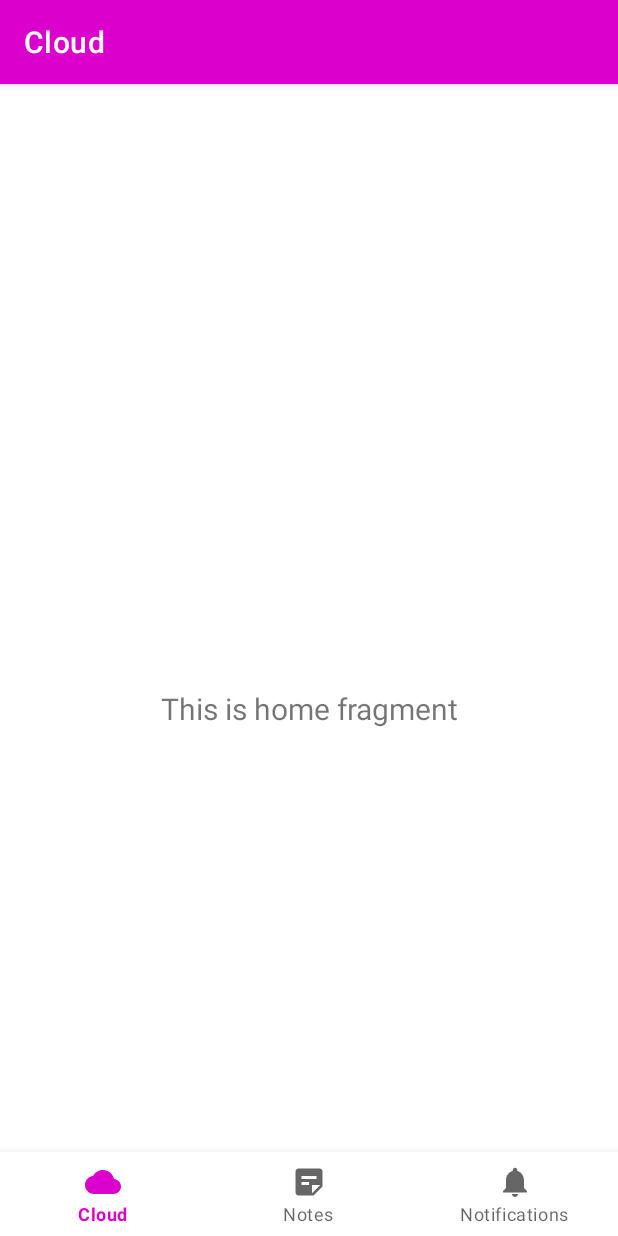
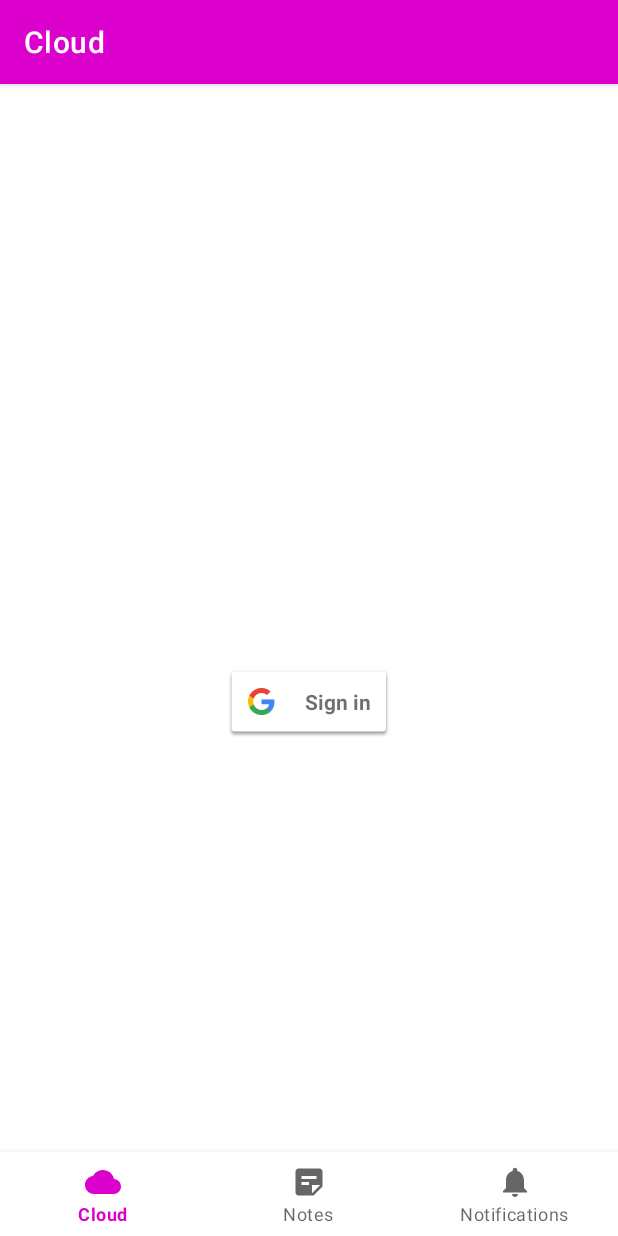
Before and after one commit to rojasruiz/CoolNotes, an Android app: the HomeFragment screen opened through its navigation route, on a phone screen of 412 x 824 dp. Run offline under Robolectric (Android 15) with nearby library versions, the phone set to English and light mode, and no system bars; our stand-ins replace Firebase (no records; nobody signed in at launch, a user with empty details on screens opened directly), navigation-ui; libraries missing offline, so code that uses them is left out: jp.wasabeef.recyclerview; 1 statement that could not run was skipped.

Commit message:
"Log in with Google" functionality fully implemented

```diff
--- a/app/build.gradle
+++ b/app/build.gradle
@@ -1,5 +1,6 @@
 plugins {
     id 'com.android.application'
+    id 'com.google.gms.google-services'
 }
 
 android {
@@ -40,8 +41,14 @@ dependencies {
     implementation 'androidx.navigation:navigation-fragment:2.3.5'
     implementation 'androidx.navigation:navigation-ui:2.3.5'
     implementation 'jp.wasabeef:recyclerview-animators:+'
+    implementation 'com.google.android.gms:play-services-base:18.0.1'
+    implementation 'com.google.android.gms:play-services-auth:20.1.0'
+    implementation 'androidx.legacy:legacy-support-v4:1.0.0'
+    implementation 'com.google.firebase:firebase-auth:21.0.1'
     testImplementation 'junit:junit:4.13.2'
     androidTestImplementation 'androidx.test.ext:junit:1.1.3'
     androidTestImplementation 'androidx.test.espresso:espresso-core:3.4.0'
+    implementation platform('com.google.firebase:firebase-bom:29.1.0')
+    implementation 'com.google.firebase:firebase-analytics'
 
 }
--- a/app/src/main/java/com/alejandro/coolnotes/MainActivity.java
+++ b/app/src/main/java/com/alejandro/coolnotes/MainActivity.java
@@ -2,6 +2,9 @@ package com.alejandro.coolnotes;
 
 import android.os.Bundle;
 
+import com.google.android.gms.auth.api.signin.GoogleSignIn;
+import com.google.android.gms.auth.api.signin.GoogleSignInClient;
+import com.google.android.gms.auth.api.signin.GoogleSignInOptions;
 import com.google.android.material.bottomnavigation.BottomNavigationView;
 
 import androidx.appcompat.app.AppCompatActivity;
@@ -15,6 +18,8 @@ import com.alejandro.coolnotes.databinding.ActivityMainBinding;
 public class MainActivity extends AppCompatActivity {
 
     private ActivityMainBinding binding;
+    private GoogleSignInOptions gso;
+    private GoogleSignInClient mGoogleSignInClient;
 
     @Override
     protected void onCreate(Bundle savedInstanceState) {
@@ -32,6 +37,20 @@ public class MainActivity extends AppCompatActivity {
         NavController navController = Navigation.findNavController(this, R.id.nav_host_fragment_activity_main);
         NavigationUI.setupActionBarWithNavController(this, navController, appBarConfiguration);
         NavigationUI.setupWithNavController(binding.navView, navController);
+
+        gso = new GoogleSignInOptions.Builder(GoogleSignInOptions.DEFAULT_SIGN_IN)
+                .requestEmail()
+                .build();
+        mGoogleSignInClient = GoogleSignIn.getClient(this, gso);
+
+
     }
 
+    public GoogleSignInOptions getGso() {
+        return gso;
+    }
+
+    public GoogleSignInClient getmGoogleSignInClient() {
+        return mGoogleSignInClient;
+    }
 }
--- a/app/src/main/java/com/alejandro/coolnotes/ui/home/HomeFragment.java
+++ b/app/src/main/java/com/alejandro/coolnotes/ui/home/HomeFragment.java
@@ -1,20 +1,39 @@
 package com.alejandro.coolnotes.ui.home;
 
+import android.content.Intent;
 import android.os.Bundle;
 import android.view.LayoutInflater;
 import android.view.View;
 import android.view.ViewGroup;
+import android.widget.LinearLayout;
 import android.widget.TextView;
 
 import androidx.annotation.NonNull;
 import androidx.fragment.app.Fragment;
 import androidx.lifecycle.ViewModelProvider;
 
+import com.alejandro.coolnotes.MainActivity;
+import com.alejandro.coolnotes.R;
 import com.alejandro.coolnotes.databinding.FragmentHomeBinding;
+import com.google.android.gms.auth.api.signin.GoogleSignIn;
+import com.google.android.gms.auth.api.signin.GoogleSignInAccount;
+import com.google.android.gms.auth.api.signin.GoogleSignInClient;
+import com.google.android.gms.auth.api.signin.GoogleSignInOptions;
+import com.google.android.gms.common.SignInButton;
+import com.google.android.gms.common.api.ApiException;
+import com.google.android.gms.tasks.Task;
+import com.google.firebase.auth.FirebaseAuth;
 
 public class HomeFragment extends Fragment {
 
     private FragmentHomeBinding binding;
+    private GoogleSignInOptions gso;
+    private GoogleSignInClient mGoogleSignInClient;
+    private SignInButton signInButton;
+    private final int RC_SIGN_IN = 1;
+    private LinearLayout linearLogged;
+    private LinearLayout linearNotLogged;
+    private TextView tvLogged;
 
     public View onCreateView(@NonNull LayoutInflater inflater,
                              ViewGroup container, Bundle savedInstanceState) {
@@ -24,9 +43,43 @@ public class HomeFragment extends Fragment {
         binding = FragmentHomeBinding.inflate(inflater, container, false);
         View root = binding.getRoot();
 
-        final TextView textView = binding.textHome;
-        homeViewModel.getText().observe(getViewLifecycleOwner(), textView::setText);
+
         return root;
+    }
+
+    @Override
+    public void onStart() {
+        super.onStart();
+        MainActivity main = (MainActivity) getActivity();
+        gso = main.getGso();
+        mGoogleSignInClient = main.getmGoogleSignInClient();
+        linearLogged = getView().findViewById(R.id.loggin_logged);
+        linearNotLogged = getView().findViewById(R.id.loggin_not_logged);
+
+        GoogleSignInAccount account = GoogleSignIn.getLastSignedInAccount(getContext());
+        updateUI(account);
+    }
+
+    private void updateUI(GoogleSignInAccount account) {
+        if (account != null) {
+            linearNotLogged.setVisibility(View.GONE);
+            linearLogged.setVisibility(View.VISIBLE);
+
+            tvLogged = getView().findViewById(R.id.account_logged);
+            tvLogged.setText("You're logged with " + account.getEmail());
+
+        } else {
+            linearLogged.setVisibility(View.GONE);
+            signInButton = binding.getRoot().findViewById(R.id.sign_in_button);
+            signInButton.setOnClickListener(new View.OnClickListener() {
+                @Override
+                public void onClick(View v) {
+                    signIn();
+
+                }
+            });
+        }
+
     }
 
     @Override
@@ -34,4 +87,35 @@ public class HomeFragment extends Fragment {
         super.onDestroyView();
         binding = null;
     }
+
+    @Override
+    public void onActivityResult(int requestCode, int resultCode, Intent data) {
+        super.onActivityResult(requestCode, resultCode, data);
+
+        // Result returned from launching the Intent from GoogleSignInClient.getSignInIntent(...);
+        if (requestCode == RC_SIGN_IN) {
+            // The Task returned from this call is always completed, no need to attach
+            // a listener.
+            Task<GoogleSignInAccount> task = GoogleSignIn.getSignedInAccountFromIntent(data);
+            handleSignInResult(task);
+        }
+    }
+
+    private void handleSignInResult(Task<GoogleSignInAccount> completedTask) {
+        try {
+            GoogleSignInAccount account = completedTask.getResult(ApiException.class);
+
+            // Signed in successfully, show authenticated UI.
+            updateUI(account);
+        } catch (ApiException e) {
+            // The ApiException status code indicates the detailed failure reason.
+            // Please refer to the GoogleSignInStatusCodes class reference for more information.
+            updateUI(null);
+        }
+    }
+
+    private void signIn() {
+        Intent signInIntent = mGoogleSignInClient.getSignInIntent();
+        startActivityForResult(signInIntent, RC_SIGN_IN);
+    }
 }
--- a/app/src/main/java/com/alejandro/coolnotes/ui/home/HomeViewModel.java
+++ b/app/src/main/java/com/alejandro/coolnotes/ui/home/HomeViewModel.java
@@ -6,14 +6,8 @@ import androidx.lifecycle.ViewModel;
 
 public class HomeViewModel extends ViewModel {
 
-    private final MutableLiveData<String> mText;
+    public HomeViewModel() {
 
-    public HomeViewModel() {
-        mText = new MutableLiveData<>();
-        mText.setValue("This is home fragment");
     }
 
-    public LiveData<String> getText() {
-        return mText;
-    }
 }
--- a/app/src/main/res/layout/fragment_home.xml
+++ b/app/src/main/res/layout/fragment_home.xml
@@ -4,19 +4,40 @@
     xmlns:tools="http://schemas.android.com/tools"
     android:layout_width="match_parent"
     android:layout_height="match_parent"
-    tools:context=".ui.home.HomeFragment">
+    tools:context=".ui.home.HomeFragment"
+    android:id="@+id/layout_login">
 
-    <TextView
-        android:id="@+id/text_home"
+
+    <LinearLayout
         android:layout_width="match_parent"
-        android:layout_height="wrap_content"
-        android:layout_marginStart="8dp"
-        android:layout_marginTop="8dp"
-        android:layout_marginEnd="8dp"
-        android:textAlignment="center"
-        android:textSize="20sp"
-        app:layout_constraintBottom_toBottomOf="parent"
-        app:layout_constraintEnd_toEndOf="parent"
-        app:layout_constraintStart_toStartOf="parent"
-        app:layout_constraintTop_toTopOf="parent" />
+        android:layout_height="match_parent"
+        android:orientation="vertical"
+        android:gravity="center"
+        android:id="@+id/loggin_not_logged">
+
+        <com.google.android.gms.common.SignInButton
+            android:id="@+id/sign_in_button"
+            android:layout_width="wrap_content"
+            android:layout_height="wrap_content"
+            app:layout_constraintBottom_toBottomOf="parent"
+            app:layout_constraintEnd_toEndOf="parent"
+            app:layout_constraintStart_toStartOf="parent"
+            app:layout_constraintTop_toTopOf="parent" />
+    </LinearLayout>
+
+    <LinearLayout
+        android:layout_width="match_parent"
+        android:layout_height="match_parent"
+        android:orientation="vertical"
+        android:gravity="center"
+        android:id="@+id/loggin_logged">
+
+        <TextView
+            android:layout_width="match_parent"
+            android:layout_height="wrap_content"
+            android:id="@+id/account_logged"
+            android:text="Logged account"
+            android:textAlignment="center"/>
+
+    </LinearLayout>
 </androidx.constraintlayout.widget.ConstraintLayout>
--- a/app/src/main/res/values/strings.xml
+++ b/app/src/main/res/values/strings.xml
@@ -11,4 +11,6 @@
     <string name="reminder">Reminder</string>
     <string name="reminder_desc">Type in your reminder</string>
     <string name="cancel">Cancel</string>
+    <!-- TODO: Remove or change this placeholder text -->
+    <string name="hello_blank_fragment">Hello blank fragment</string>
 </resources>
```
Also changed, not shown: 1 other file.
